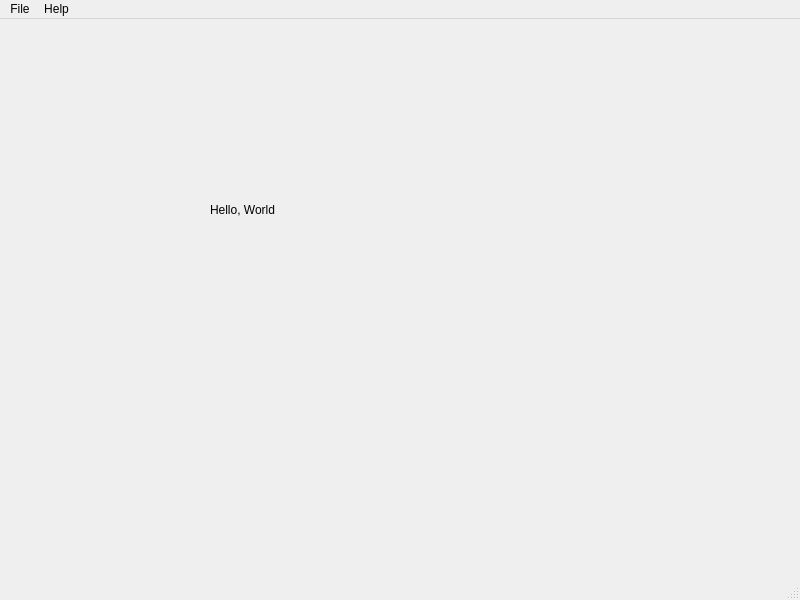
Akshaylal/blood-bank-database, file ui/mainwindow.ui: the form before one commit.
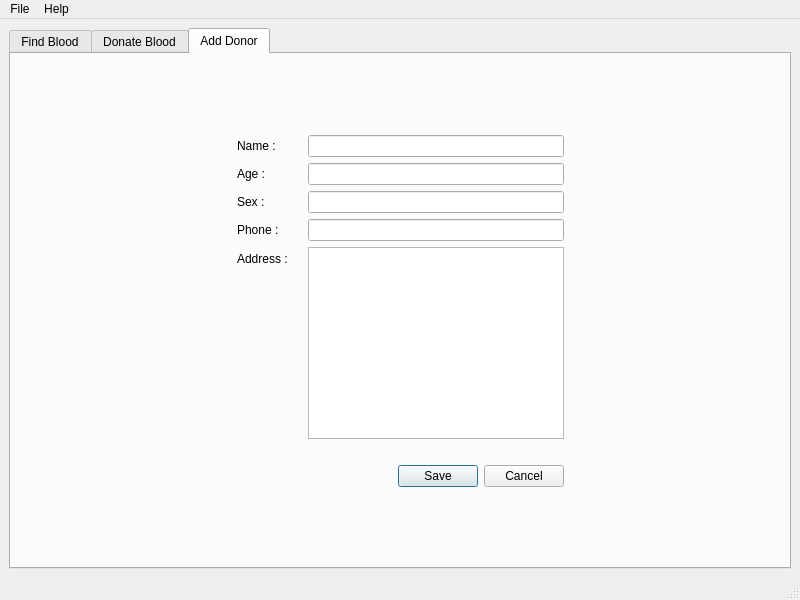
The form after the commit. The open tabs and pages were chosen to show the change.

Commit message: added add donor form

What changed in the file:
```diff
--- a/ui/mainwindow.ui
+++ b/ui/mainwindow.ui
@@ -14,19 +14,166 @@
    <string>Blood Bank Database</string>
   </property>
   <widget class="QWidget" name="centralwidget">
-   <widget class="QLabel" name="label">
-    <property name="geometry">
-     <rect>
-      <x>210</x>
-      <y>160</y>
-      <width>181</width>
-      <height>61</height>
-     </rect>
-    </property>
-    <property name="text">
-     <string>Hello, World</string>
-    </property>
-   </widget>
+   <layout class="QGridLayout" name="gridLayout">
+    <item row="0" column="0">
+     <widget class="QTabWidget" name="tabWidget">
+      <property name="currentIndex">
+       <number>0</number>
+      </property>
+      <widget class="QWidget" name="tabFindBlood">
+       <attribute name="title">
+        <string>Find Blood</string>
+       </attribute>
+      </widget>
+      <widget class="QWidget" name="tabDonate">
+       <attribute name="title">
+        <string>Donate Blood</string>
+       </attribute>
+      </widget>
+      <widget class="QWidget" name="tabAddDonor">
+       <attribute name="title">
+        <string>Add Donor</string>
+       </attribute>
+       <layout class="QGridLayout" name="gridLayout_2">
+        <item row="1" column="1">
+         <layout class="QFormLayout" name="formLayout">
+          <property name="horizontalSpacing">
+           <number>20</number>
+          </property>
+          <property name="verticalSpacing">
+           <number>6</number>
+          </property>
+          <item row="0" column="0">
+           <widget class="QLabel" name="label">
+            <property name="text">
+             <string>Name :</string>
+            </property>
+           </widget>
+          </item>
+          <item row="0" column="1">
+           <widget class="QLineEdit" name="inputNameAdd"/>
+          </item>
+          <item row="1" column="0">
+           <widget class="QLabel" name="label_2">
+            <property name="text">
+             <string>Age :</string>
+            </property>
+           </widget>
+          </item>
+          <item row="1" column="1">
+           <widget class="QLineEdit" name="inputAgeAdd">
+            <property name="inputMask">
+             <string>99</string>
+            </property>
+           </widget>
+          </item>
+          <item row="2" column="0">
+           <widget class="QLabel" name="label_3">
+            <property name="text">
+             <string>Sex :</string>
+            </property>
+           </widget>
+          </item>
+          <item row="2" column="1">
+           <widget class="QLineEdit" name="inputSexAdd"/>
+          </item>
+          <item row="3" column="0">
+           <widget class="QLabel" name="label_4">
+            <property name="text">
+             <string>Phone :</string>
+            </property>
+           </widget>
+          </item>
+          <item row="3" column="1">
+           <widget class="QLineEdit" name="inputPhoneAdd">
+            <property name="inputMask">
+             <string>9999999999</string>
+            </property>
+           </widget>
+          </item>
+          <item row="4" column="0">
+           <widget class="QLabel" name="label_5">
+            <property name="text">
+             <string>Address :</string>
+            </property>
+           </widget>
+          </item>
+          <item row="4" column="1">
+           <widget class="QPlainTextEdit" name="inputAddressAdd"/>
+          </item>
+          <item row="5" column="1">
+           <widget class="QLabel" name="label_6">
+            <property name="text">
+             <string/>
+            </property>
+           </widget>
+          </item>
+          <item row="6" column="1">
+           <widget class="QDialogButtonBox" name="buttonBoxAdd">
+            <property name="standardButtons">
+             <set>QDialogButtonBox::Cancel|QDialogButtonBox::Save</set>
+            </property>
+           </widget>
+          </item>
+         </layout>
+        </item>
+        <item row="1" column="2">
+         <spacer name="horizontalSpacer_2">
+          <property name="orientation">
+           <enum>Qt::Horizontal</enum>
+          </property>
+          <property name="sizeHint" stdset="0">
+           <size>
+            <width>40</width>
+            <height>20</height>
+           </size>
+          </property>
+         </spacer>
+        </item>
+        <item row="1" column="0">
+         <spacer name="horizontalSpacer">
+          <property name="orientation">
+           <enum>Qt::Horizontal</enum>
+          </property>
+          <property name="sizeHint" stdset="0">
+           <size>
+            <width>40</width>
+            <height>20</height>
+           </size>
+          </property>
+         </spacer>
+        </item>
+        <item row="0" column="1">
+         <spacer name="verticalSpacer">
+          <property name="orientation">
+           <enum>Qt::Vertical</enum>
+          </property>
+          <property name="sizeHint" stdset="0">
+           <size>
+            <width>20</width>
+            <height>40</height>
+           </size>
+          </property>
+         </spacer>
+        </item>
+        <item row="2" column="1">
+         <spacer name="verticalSpacer_2">
+          <property name="orientation">
+           <enum>Qt::Vertical</enum>
+          </property>
+          <property name="sizeHint" stdset="0">
+           <size>
+            <width>20</width>
+            <height>40</height>
+           </size>
+          </property>
+         </spacer>
+        </item>
+       </layout>
+      </widget>
+     </widget>
+    </item>
+   </layout>
   </widget>
   <widget class="QMenuBar" name="menubar">
    <property name="geometry">
```
The commit also changes 2 other files.
